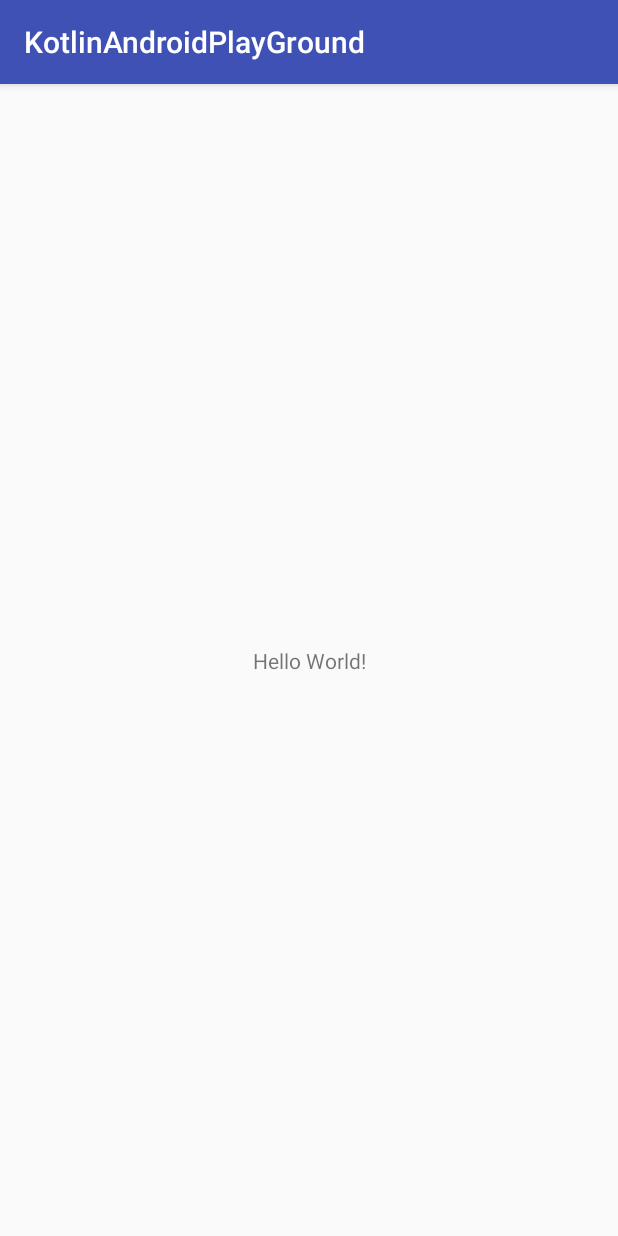
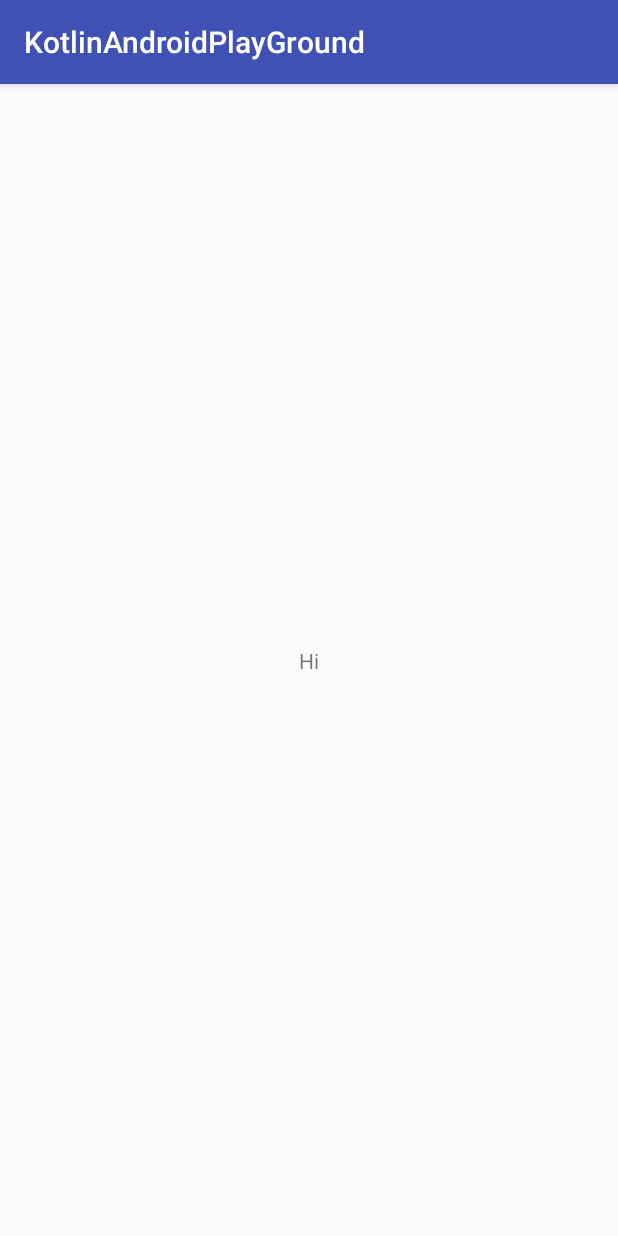
Before and after one commit to V1rus999/KotlinPlayground, an Android app: the screen it shows after launch (MainActivity), on a phone screen of 412 x 824 dp. Run offline under Robolectric (Android 15) with nearby library versions, the phone set to English and light mode, and no system bars.

Commit message:
dev_Showing how to get access to views from kaitlin. No more butterknife it seems

```diff
--- a/KotlinAndroidPlayGround/app/src/main/java/com/droidit/kotlinandroidplayground/MainActivity.kt
+++ b/KotlinAndroidPlayGround/app/src/main/java/com/droidit/kotlinandroidplayground/MainActivity.kt
@@ -1,12 +1,14 @@
 package com.droidit.kotlinandroidplayground
 
+import android.os.Bundle
 import android.support.v7.app.AppCompatActivity
-import android.os.Bundle
+import kotlinx.android.synthetic.main.activity_main.*
 
 class MainActivity : AppCompatActivity() {
 
     override fun onCreate(savedInstanceState: Bundle?) {
         super.onCreate(savedInstanceState)
         setContentView(R.layout.activity_main)
+        hello_textview.text = "Hi"
     }
 }
--- a/KotlinAndroidPlayGround/app/src/main/res/layout/activity_main.xml
+++ b/KotlinAndroidPlayGround/app/src/main/res/layout/activity_main.xml
@@ -7,6 +7,7 @@
     tools:context="com.droidit.kotlinandroidplayground.MainActivity">
 
     <TextView
+        android:id="@+id/hello_textview"
         android:layout_width="wrap_content"
         android:layout_height="wrap_content"
         android:text="Hello World!"
```
